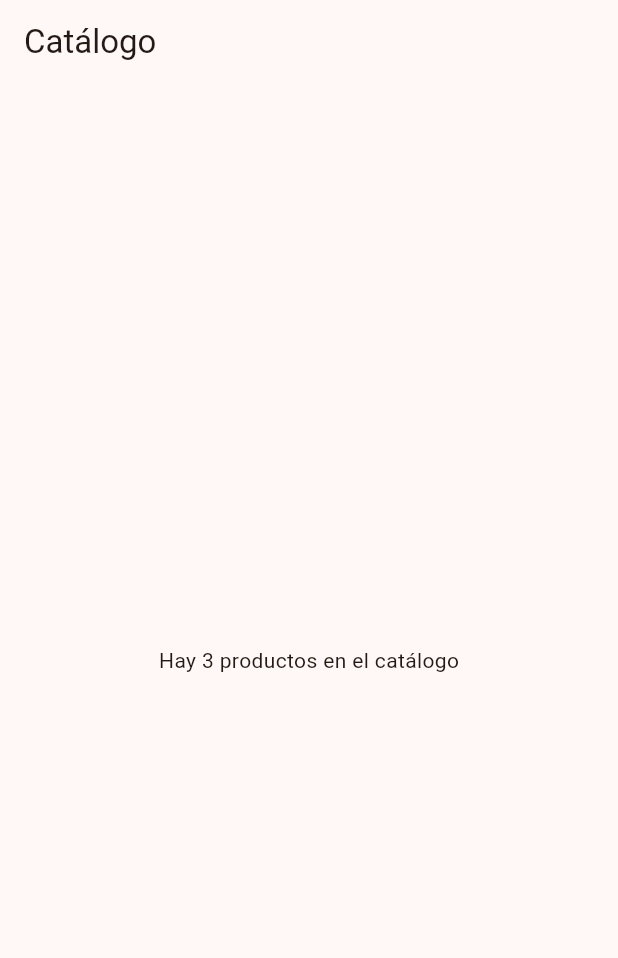
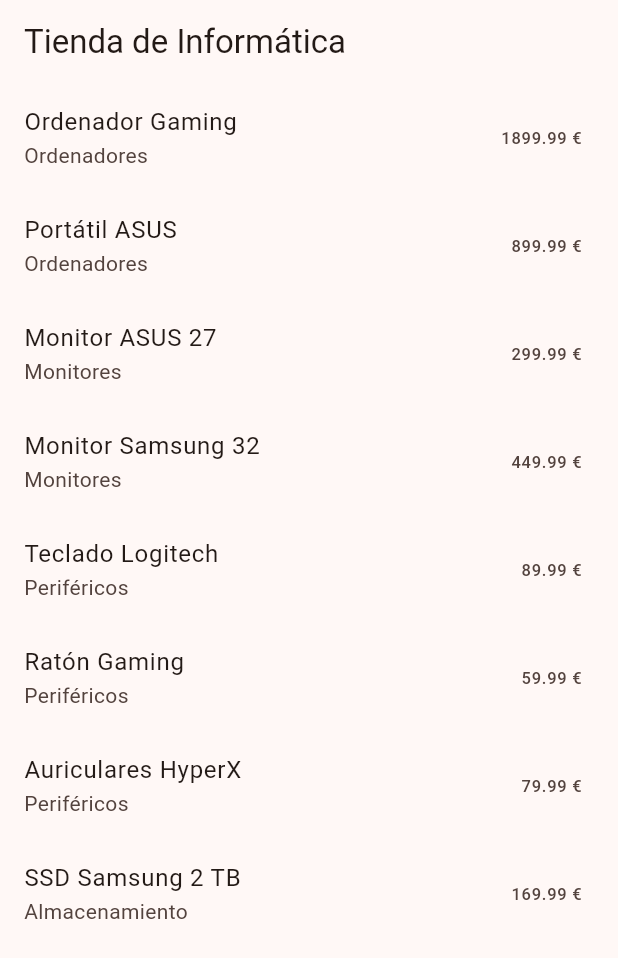
Before and after one commit to luciano12gg/pmdm-proyecto-Gomez-Robles-Buitrago, a Flutter app: the screen it shows after launch, on a phone screen of 412 x 824 dp. Shown: the top 958 px of the screen. Run offline on Flutter 3.47's test engine with Material 3 defaults, Android fonts, the phone set to English and light mode, and no system bars.

Commit message:
Añade catálogo de tienda informática con 8 productos

```diff
--- a/lib/data/productos_ejemplo.dart
+++ b/lib/data/productos_ejemplo.dart
@@ -3,7 +3,12 @@ import '../models/producto.dart';
 /// Datos de ejemplo hasta que haya base de datos y API (UT5).
 /// TODO (equipo): sustituid estos productos por los 8 (o más) de vuestro comercio.
 const productosEjemplo = [
-  Producto(id: 1, nombre: 'Pan de pueblo', descripcion: 'Hogaza de 1 kg, horno de leña.', precio: 3.20, categoria: 'Panadería'),
-  Producto(id: 2, nombre: 'Croissant', descripcion: 'De mantequilla.', precio: 1.40, categoria: 'Bollería'),
-  Producto(id: 3, nombre: 'Tarta de queso', descripcion: 'Para 8 personas. Encargo con 24 h.', precio: 18.00, categoria: 'Repostería'),
+  Producto(id: 1, nombre: 'Ordenador Gaming', descripcion: 'PC con Ryzen 7, RTX 5070 y 32 GB de RAM.', precio: 1899.99, categoria: 'Ordenadores',),
+  Producto(id: 2, nombre: 'Portátil ASUS', descripcion: 'Portátil de 15 pulgadas con 16 GB de RAM.', precio: 899.99, categoria: 'Ordenadores',),
+  Producto(id: 3, nombre: 'Monitor ASUS 27', descripcion: 'Monitor de 27 pulgadas, 144 Hz y resolución QHD.', precio: 299.99, categoria: 'Monitores',),
+  Producto(id: 4, nombre: 'Monitor Samsung 32', descripcion: 'Monitor de 32 pulgadas con resolución 4K.', precio: 449.99, categoria: 'Monitores',),
+  Producto(id: 5, nombre: 'Teclado Logitech', descripcion: 'Teclado mecánico con iluminación RGB.', precio: 89.99, categoria: 'Periféricos',),
+  Producto(id: 6, nombre: 'Ratón Gaming', descripcion: 'Ratón inalámbrico con sensor de alta precisión.', precio: 59.99, categoria: 'Periféricos',),
+  Producto(id: 7, nombre: 'Auriculares HyperX', descripcion: 'Auriculares gaming con sonido envolvente.', precio: 79.99, categoria: 'Periféricos',),
+  Producto(id: 8, nombre: 'SSD Samsung 2 TB', descripcion: 'Unidad SSD NVMe de alta velocidad.', precio: 169.99, categoria: 'Almacenamiento',),
 ];
--- a/lib/screens/catalogo_screen.dart
+++ b/lib/screens/catalogo_screen.dart
@@ -1,19 +1,33 @@
+
 import 'package:flutter/material.dart';
+import '../data/productos_ejemplo.dart';
+import '../widgets/producto_tile.dart';
 
-import '../data/productos_ejemplo.dart';
-
-/// Pantalla principal del catálogo.
-/// Por ahora solo comprueba que los datos se leen bien.
-/// En la sesión 2 de la UT2 se convierte en una lista con ListView.builder.
 class CatalogoScreen extends StatelessWidget {
   const CatalogoScreen({super.key});
 
   @override
   Widget build(BuildContext context) {
     return Scaffold(
-      appBar: AppBar(title: const Text('Catálogo')),
-      body: Center(
-        child: Text('Hay ${productosEjemplo.length} productos en el catálogo'),
+      appBar: AppBar(
+        title: const Text('Tienda de Informática'),
+      ),
+      body: ListView.builder(
+        itemCount: productosEjemplo.length,
+        itemBuilder: (context, index) {
+          final producto = productosEjemplo[index];
+
+          return ProductoTile(
+            producto: producto,
+            onTap: () {
+              ScaffoldMessenger.of(context).showSnackBar(
+                SnackBar(
+                  content: Text('Has seleccionado ${producto.nombre}'),
+                ),
+              );
+            },
+          );
+        },
       ),
     );
   }
--- /dev/null
+++ b/lib/widgets/producto_tile.dart
@@ -0,0 +1,26 @@
+import 'package:comercio_app/models/producto.dart';
+import 'package:flutter/cupertino.dart';
+import 'package:flutter/material.dart';
+
+class ProductoTile extends StatelessWidget{
+
+  final Producto producto;
+  final VoidCallback onTap;
+
+  const ProductoTile({
+    super.key,
+    required this.producto,
+    required this.onTap,
+});
+
+  @override
+    Widget build(BuildContext context){
+      return ListTile(
+        title: Text(producto.nombre),
+        subtitle: Text(producto.categoria),
+        trailing: Text(producto.precioTexto),
+        onTap: onTap,
+    );
+  }
+
+}
```
